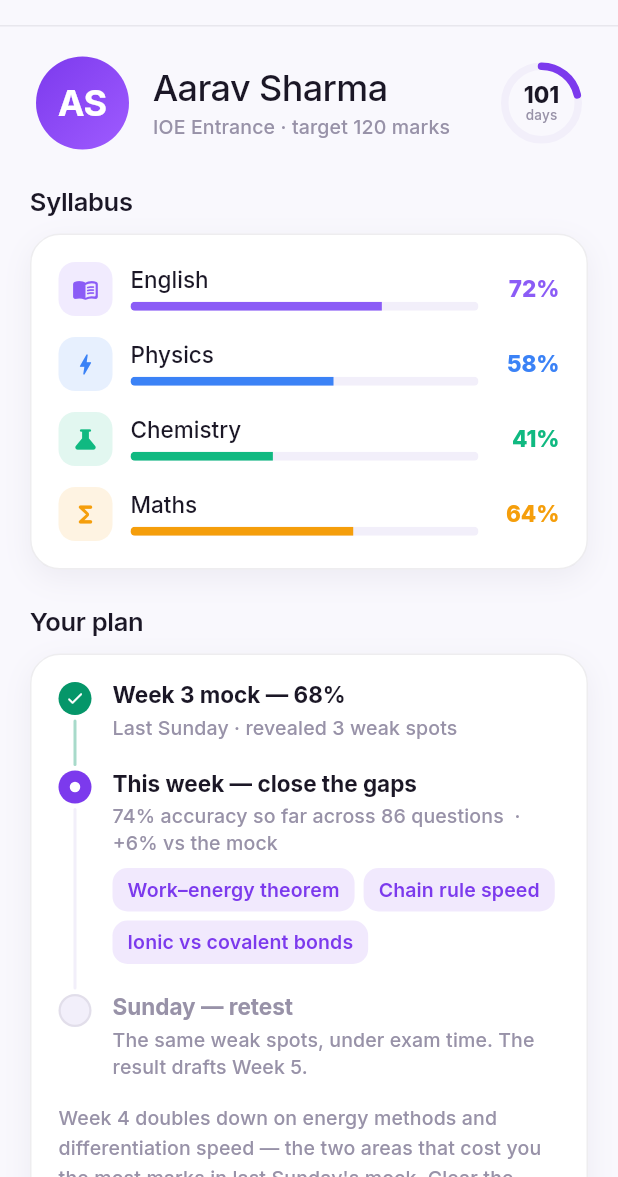
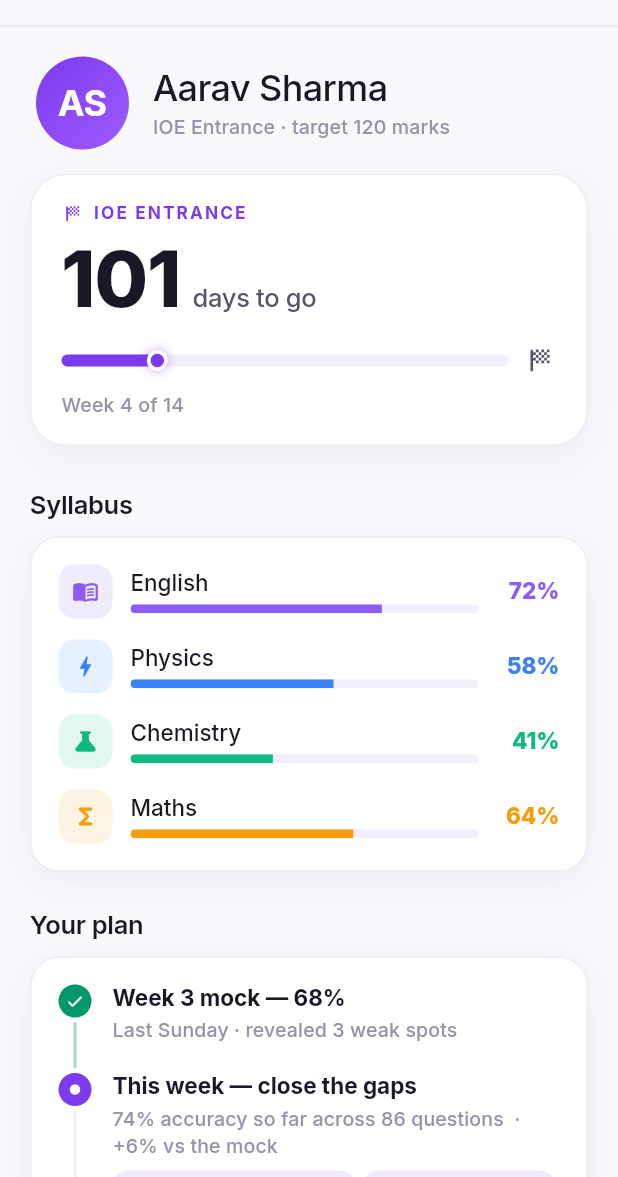
Before and after one commit to maneedasshrestha/Deerhack_Profit.exe, a Flutter app: the ProfileScreen screen opened directly, on a phone screen of 412 x 824 dp, the part 59-1236 px from its top. Run offline on Flutter 3.47's test engine with Material 3 defaults, Android fonts, the light colour scheme and no system bars; our stand-ins replace flutter_riverpod, flutter_tts, google_fonts, hive, hive_flutter, lucide_icons and 1 more; accounts and stored records are empty.

Commit message:
feat: add exam countdown banner and update D-day badge for improved exam tracking

```diff
--- a/frontend/lib/features/home/presentation/screens/profile_screen.dart
+++ b/frontend/lib/features/home/presentation/screens/profile_screen.dart
@@ -53,18 +53,21 @@ class ProfileScreen extends ConsumerWidget {
                   const SliverToBoxAdapter(child: SizedBox(height: 16)),
                   const SliverToBoxAdapter(
                       child: StaggeredEntrance(child: _ProfileHeader())),
+                  const SliverToBoxAdapter(
+                      child: StaggeredEntrance(
+                          index: 1, child: _ExamCountdownBanner())),
                   const SliverToBoxAdapter(child: SectionHeader('Syllabus')),
                   const SliverToBoxAdapter(
                       child: StaggeredEntrance(
-                          index: 1, child: _SyllabusCard())),
+                          index: 2, child: _SyllabusCard())),
                   const SliverToBoxAdapter(child: SectionHeader('Your plan')),
                   const SliverToBoxAdapter(
                       child: StaggeredEntrance(
-                          index: 2, child: _PlanTimelineCard())),
+                          index: 3, child: _PlanTimelineCard())),
                   const SliverToBoxAdapter(child: SizedBox(height: 24)),
                   const SliverToBoxAdapter(
                       child: StaggeredEntrance(
-                          index: 3, child: _StarredSection())),
+                          index: 4, child: _StarredSection())),
                   const SliverToBoxAdapter(child: SizedBox(height: 40)),
                 ],
               ),
@@ -121,28 +124,159 @@ class _ProfileHeader extends StatelessWidget {
               ],
             ),
           ),
-          ProgressRing(
-            progress: (PlanData.currentWeek.weekNumber - 1) /
-                PlanData.currentWeek.totalWeeks,
-            size: 54,
-            strokeWidth: 5,
-            color: p.accent,
-            child: Column(
-              mainAxisSize: MainAxisSize.min,
-              children: [
-                Text(
-                  '${PlanData.daysToExam}',
-                  style: text.labelLarge
-                      ?.copyWith(fontWeight: FontWeight.w800, height: 1),
-                ),
-                Text('days',
-                    style:
-                        text.labelSmall?.copyWith(fontSize: 9, height: 1.2)),
-              ],
-            ),
+        ],
+      ),
+    );
+  }
+}
+
+// ─── Exam countdown banner (the hero) ─────────────────────────────────────────
+// The run-up to D-day, framed as a finish line: a big day count and a runway
+// track that advances each prep week toward the checkered flag.
+class _ExamCountdownBanner extends StatelessWidget {
+  const _ExamCountdownBanner();
+
+  @override
+  Widget build(BuildContext context) {
+    final p = context.palette;
+    final text = Theme.of(context).textTheme;
+    const week = PlanData.currentWeek;
+    final progress =
+        ((week.weekNumber - 1) / week.totalWeeks).clamp(0.0, 1.0);
+
+    return Container(
+      margin: const EdgeInsets.fromLTRB(20, 16, 20, 4),
+      padding: const EdgeInsets.fromLTRB(20, 18, 20, 18),
+      decoration: BoxDecoration(
+        color: p.surface,
+        borderRadius: BorderRadius.circular(24),
+        border: Border.all(color: p.hairline, width: 1),
+        boxShadow: [
+          BoxShadow(
+            color: const Color(0xFF2A2150).withValues(alpha: 0.06),
+            blurRadius: 18,
+            offset: const Offset(0, 8),
           ),
         ],
       ),
+      child: Column(
+        crossAxisAlignment: CrossAxisAlignment.start,
+        children: [
+          Row(
+            children: [
+              Icon(Icons.sports_score_rounded, size: 15, color: p.accent),
+              const SizedBox(width: 6),
+              Text(
+                PlanData.examName.toUpperCase(),
+                style: text.labelSmall?.copyWith(
+                  color: p.accent,
+                  letterSpacing: 1.4,
+                  fontWeight: FontWeight.w700,
+                ),
+              ),
+            ],
+          ),
+          const SizedBox(height: 10),
+          Row(
+            crossAxisAlignment: CrossAxisAlignment.baseline,
+            textBaseline: TextBaseline.alphabetic,
+            children: [
+              Text(
+                '${PlanData.daysToExam}',
+                style: text.displayMedium?.copyWith(
+                  color: p.textPrimary,
+                  fontWeight: FontWeight.w800,
+                  height: 1,
+                  fontSize: 52,
+                ),
+              ),
+              const SizedBox(width: 8),
+              Padding(
+                padding: const EdgeInsets.only(bottom: 4),
+                child: Text(
+                  'days to go',
+                  style: text.titleMedium?.copyWith(color: p.textSecondary),
+                ),
+              ),
+            ],
+          ),
+          const SizedBox(height: 16),
+          _RunwayBar(progress: progress),
+          const SizedBox(height: 10),
+          Text(
+            'Week ${week.weekNumber} of ${week.totalWeeks}',
+            style: text.labelMedium?.copyWith(color: p.textTertiary),
+          ),
+        ],
+      ),
+    );
+  }
+}
+
+/// A horizontal "runway" to the exam: a track with a glowing marker at the
+/// current week and a checkered flag at the finish.
+class _RunwayBar extends StatelessWidget {
+  const _RunwayBar({required this.progress});
+
+  final double progress;
+
+  @override
+  Widget build(BuildContext context) {
+    final p = context.palette;
+    return Row(
+      children: [
+        Expanded(
+          child: LayoutBuilder(
+            builder: (context, c) {
+              final w = c.maxWidth;
+              final fill = (w * progress).clamp(0.0, w);
+              return SizedBox(
+                height: 14,
+                child: Stack(
+                  alignment: Alignment.centerLeft,
+                  children: [
+                    Container(
+                      height: 8,
+                      decoration: BoxDecoration(
+                        color: p.surfaceHigh,
+                        borderRadius: BorderRadius.circular(4),
+                      ),
+                    ),
+                    Container(
+                      width: fill,
+                      height: 8,
+                      decoration: BoxDecoration(
+                        color: p.accent,
+                        borderRadius: BorderRadius.circular(4),
+                      ),
+                    ),
+                    Positioned(
+                      left: (fill - 7).clamp(0.0, w - 14),
+                      child: Container(
+                        width: 14,
+                        height: 14,
+                        decoration: BoxDecoration(
+                          shape: BoxShape.circle,
+                          color: p.accent,
+                          border: Border.all(color: p.surface, width: 2.5),
+                          boxShadow: [
+                            BoxShadow(
+                              color: p.accent.withValues(alpha: 0.45),
+                              blurRadius: 6,
+                            ),
+                          ],
+                        ),
+                      ),
+                    ),
+                  ],
+                ),
+              );
+            },
+          ),
+        ),
+        const SizedBox(width: 10),
+        Icon(Icons.sports_score_rounded, size: 22, color: p.textSecondary),
+      ],
     );
   }
 }
--- a/frontend/lib/features/home/presentation/widgets/home_top_bar.dart
+++ b/frontend/lib/features/home/presentation/widgets/home_top_bar.dart
@@ -7,7 +7,7 @@ import '../../domain/plan_data.dart';
 import '../screens/profile_screen.dart';
 
 /// Slim top bar: wordmark + streak on the left, the account section on the
-/// right — a compact exam-countdown ring and the avatar, both opening the
+/// right — a compact "D-day" exam countdown and the avatar, both opening the
 /// profile. No stat-pill clutter.
 class HomeTopBar extends StatelessWidget {
   const HomeTopBar({super.key});
@@ -46,12 +46,12 @@ class HomeTopBar extends StatelessWidget {
             color: const Color(0xFFF97316),
           ),
           const Spacer(),
-          // Account section: countdown ring + avatar → profile.
+          // Account section: "D-day" countdown + avatar → profile.
           Pressable(
             onTap: () => _openProfile(context),
             child: Row(
               children: [
-                ExamCountdownRing(size: 40),
+                const _DDayBadge(),
                 const SizedBox(width: 10),
                 Container(
                   padding: const EdgeInsets.all(2),
@@ -80,43 +80,45 @@ class HomeTopBar extends StatelessWidget {
   }
 }
 
-/// Days-to-exam at a glance: a ring that fills as prep weeks pass, with the
-/// remaining day count in the middle.
-class ExamCountdownRing extends StatelessWidget {
-  const ExamCountdownRing({super.key, this.size = 40});
-
-  final double size;
+/// The "D-day" exam countdown: a compact pill reading `D-101`. The colour warms
+/// from the calm accent to amber, then red, as the exam closes in — turning the
+/// badge into a low-key urgency cue.
+class _DDayBadge extends StatelessWidget {
+  const _DDayBadge();
 
   @override
   Widget build(BuildContext context) {
     final p = context.palette;
     final text = Theme.of(context).textTheme;
-    const week = PlanData.currentWeek;
-    final elapsed = (week.weekNumber - 1) / week.totalWeeks;
+    final days = PlanData.daysToExam;
 
-    return ProgressRing(
-      progress: elapsed,
-      size: size,
-      strokeWidth: 3.5,
-      color: p.accent,
-      child: Column(
+    final Color color;
+    if (days <= 7) {
+      color = p.recordingDot; // final stretch — red
+    } else if (days <= 30) {
+      color = p.warning; // closing in — amber
+    } else {
+      color = p.accent; // plenty of runway — calm violet
+    }
+
+    return Container(
+      padding: const EdgeInsets.symmetric(horizontal: 11, vertical: 6),
+      decoration: BoxDecoration(
+        color: color.withValues(alpha: 0.12),
+        borderRadius: BorderRadius.circular(10),
+        border: Border.all(color: color.withValues(alpha: 0.28), width: 1),
+      ),
+      child: Row(
         mainAxisSize: MainAxisSize.min,
         children: [
+          Icon(Icons.flag_rounded, size: 13, color: color),
+          const SizedBox(width: 5),
           Text(
-            '${PlanData.daysToExam}',
+            'D-$days',
             style: text.labelMedium?.copyWith(
-              color: p.textPrimary,
+              color: color,
               fontWeight: FontWeight.w800,
-              fontSize: size * 0.3,
-              height: 1,
-            ),
-          ),
-          Text(
-            'days',
-            style: text.labelSmall?.copyWith(
-              color: p.textTertiary,
-              fontSize: size * 0.17,
-              height: 1.1,
+              letterSpacing: 0.3,
             ),
           ),
         ],
```
